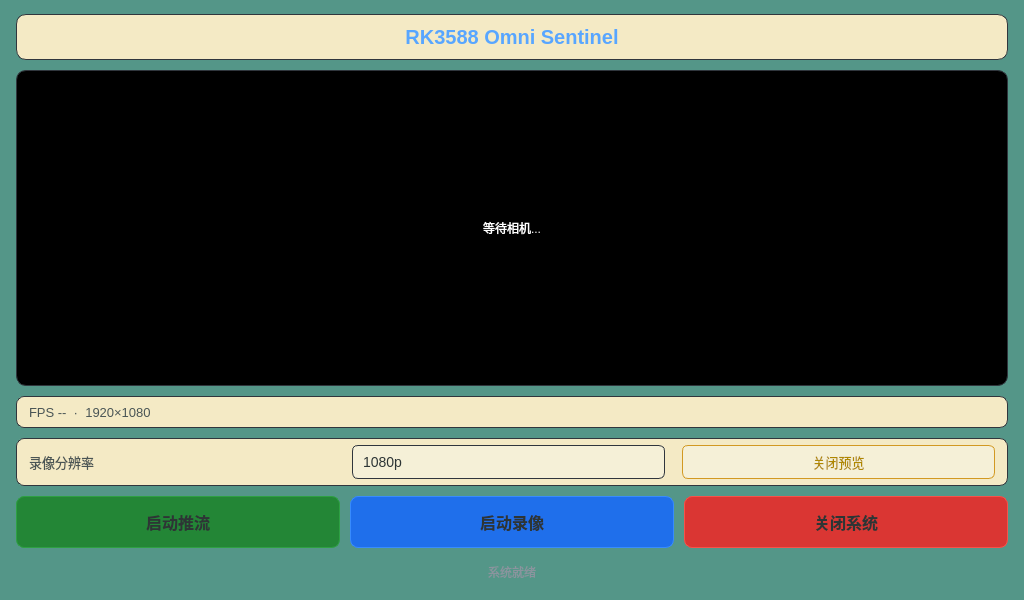
Before: the Qt Designer form Software/APP/SentinelQT/widget.ui in Davin-Liang/RK3588-Omni-Sentinel, drawn with Qt 5.
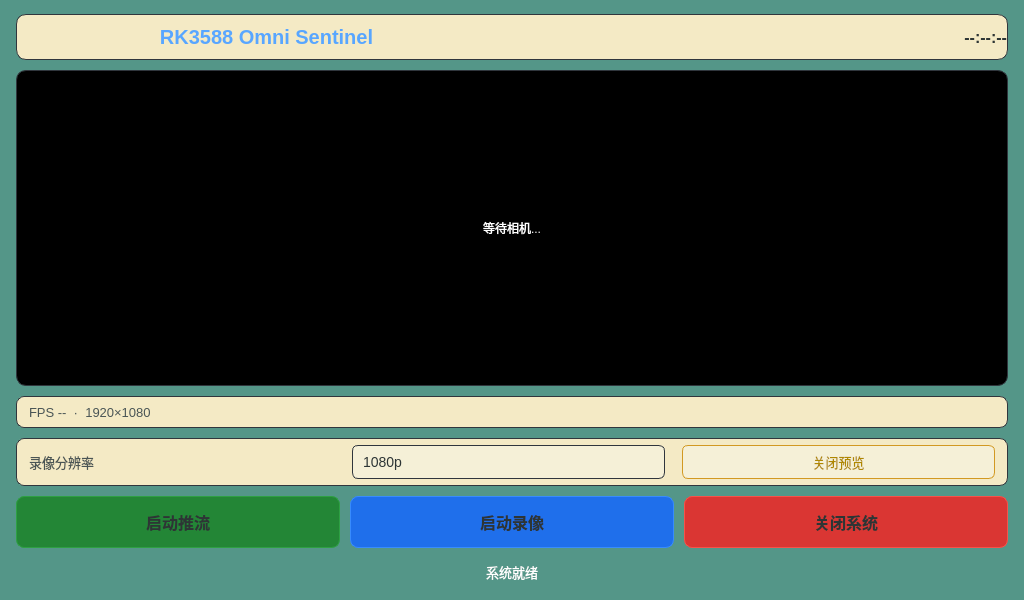
After: the same form once the commit is applied.

Commit message: feat(SentinelQT): add clock to title bar, fix status label visibility on teal background

Diff of the .ui file:
```diff
--- a/Software/APP/SentinelQT/widget.ui
+++ b/Software/APP/SentinelQT/widget.ui
@@ -31,6 +31,9 @@
       <property name="topMargin"><number>0</number></property>
       <property name="rightMargin"><number>0</number></property>
       <property name="bottomMargin"><number>0</number></property>
+      <item>
+       <spacer><property name="orientation"><enum>Qt::Horizontal</enum></property></spacer>
+      </item>
       <item>
        <widget class="QLabel" name="titleLabel">
         <property name="text"><string>RK3588 Omni Sentinel</string></property>
@@ -40,6 +43,18 @@
         </property>
        </widget>
       </item>
+      <item>
+       <spacer><property name="orientation"><enum>Qt::Horizontal</enum></property></spacer>
+      </item>
+      <item>
+       <widget class="QLabel" name="clockLabel">
+        <property name="text"><string>--:--:--</string></property>
+        <property name="alignment"><set>Qt::AlignRight|Qt::AlignVCenter</set></property>
+        <property name="styleSheet">
+         <string notr="true">font-size: 16px; font-weight: 500; color: #2d3535; background: transparent; border: none;</string>
+        </property>
+       </widget>
+      </item>
      </layout>
     </widget>
    </item>
@@ -189,7 +204,7 @@
      <property name="minimumSize"><size><width>0</width><height>28</height></size></property>
      <property name="alignment"><set>Qt::AlignCenter</set></property>
      <property name="styleSheet">
-      <string notr="true">font-size: 12px; color: #8b949e; padding: 2px;</string>
+      <string notr="true">font-size: 13px; color: #ffffff; padding: 2px;</string>
      </property>
     </widget>
    </item>
```
The commit also changes 2 other files.
